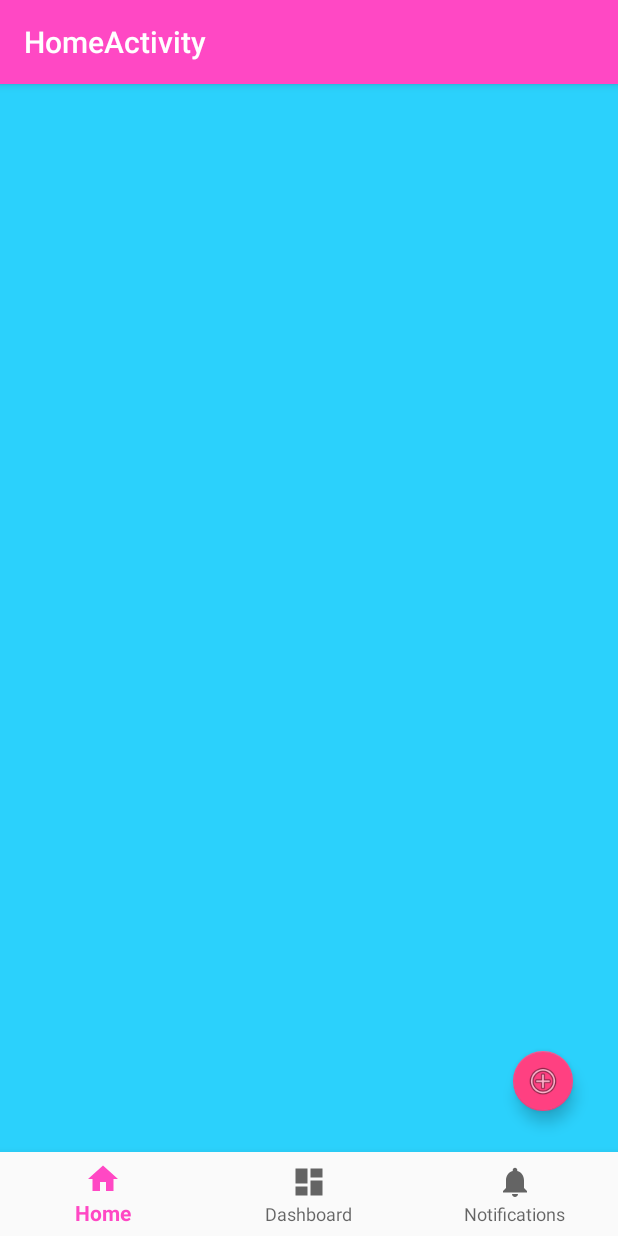
After one commit to paulocalado/Splitt, an Android app: the PeopleFragment screen opened directly, with no data from a screen before it, on a phone screen of 412 x 824 dp. The commit adds this screen. Run offline under Robolectric (Android 15) with nearby library versions, the phone set to English and light mode, and no system bars.

Commit message:
Criando fragment que tera lista de pessoas da mesa

```diff
--- a/app/build.gradle
+++ b/app/build.gradle
@@ -43,6 +43,7 @@ dependencies {
     compile 'pl.droidsonroids.gif:android-gif-drawable:1.2.+'
     compile 'com.android.support:design:26.+'
     compile 'com.android.support:support-vector-drawable:26.+'
+    compile 'com.android.support:support-v4:26.+'
     testCompile 'junit:junit:4.12'
 }
 
--- a/app/src/main/java/com/codgin/paulocalado/splitt/Activity/HomeActivity.java
+++ b/app/src/main/java/com/codgin/paulocalado/splitt/Activity/HomeActivity.java
@@ -8,12 +8,13 @@ import android.support.v7.app.AppCompatActivity;
 import android.view.MenuItem;
 import android.widget.TextView;
 
+import com.codgin.paulocalado.splitt.Fragments.PeopleFragment;
 import com.codgin.paulocalado.splitt.Model.Table;
 import com.codgin.paulocalado.splitt.R;
 
 public class HomeActivity extends AppCompatActivity {
     public Table table;
-    private TextView mTextMessage;
+    public Bundle bundle = new Bundle();
 
     private BottomNavigationView.OnNavigationItemSelectedListener mOnNavigationItemSelectedListener
             = new BottomNavigationView.OnNavigationItemSelectedListener() {
@@ -22,13 +23,19 @@ public class HomeActivity extends AppCompatActivity {
         public boolean onNavigationItemSelected(@NonNull MenuItem item) {
             switch (item.getItemId()) {
                 case R.id.navigation_home:
-                    mTextMessage.setText(table.getQtPeople()+table.getNameTable());
+                    PeopleFragment peopleFragment = new PeopleFragment();
+                    bundle.putSerializable("table", table);
+                    peopleFragment.setArguments(bundle);
+                    getSupportFragmentManager()
+                            .beginTransaction()
+                            .replace(R.id.content, peopleFragment, "peopleFragment")
+                            .addToBackStack(null)
+                            .commit();
                     return true;
                 case R.id.navigation_dashboard:
-                    mTextMessage.setText(R.string.title_dashboard);
+
                     return true;
                 case R.id.navigation_notifications:
-                    mTextMessage.setText(R.string.title_notifications);
                     return true;
             }
             return false;
@@ -44,9 +51,24 @@ public class HomeActivity extends AppCompatActivity {
         Intent intentTable = getIntent();
         table = (Table) intentTable.getSerializableExtra("table");
 
-        mTextMessage = (TextView) findViewById(R.id.message);
+        PeopleFragment peopleFragment = new PeopleFragment();
+        bundle.putSerializable("table", table);
+        peopleFragment.setArguments(bundle);
+        getSupportFragmentManager()
+                .beginTransaction()
+                .replace(R.id.content, peopleFragment, "peopleFragment")
+                .addToBackStack(null)
+                .commit();
+
         BottomNavigationView navigation = (BottomNavigationView) findViewById(R.id.navigation);
         navigation.setOnNavigationItemSelectedListener(mOnNavigationItemSelectedListener);
     }
 
+    @Override
+    public void onBackPressed()
+    {
+        finish();
+
+    }
+
 }
--- /dev/null
+++ b/app/src/main/java/com/codgin/paulocalado/splitt/Fragments/PeopleFragment.java
@@ -0,0 +1,104 @@
+package com.codgin.paulocalado.splitt.Fragments;
+
+import android.content.Context;
+import android.net.Uri;
+import android.os.Bundle;
+import android.support.v4.app.Fragment;
+import android.view.LayoutInflater;
+import android.view.View;
+import android.view.ViewGroup;
+
+import com.codgin.paulocalado.splitt.R;
+
+/**
+ * A simple {@link Fragment} subclass.
+ * Activities that contain this fragment must implement the
+ * {@link PeopleFragment.OnFragmentInteractionListener} interface
+ * to handle interaction events.
+ * Use the {@link PeopleFragment#newInstance} factory method to
+ * create an instance of this fragment.
+ */
+public class PeopleFragment extends Fragment {
+    // TODO: Rename parameter arguments, choose names that match
+    // the fragment initialization parameters, e.g. ARG_ITEM_NUMBER
+    private static final String ARG_PARAM1 = "param1";
+    private static final String ARG_PARAM2 = "param2";
+
+    // TODO: Rename and change types of parameters
+    private String mParam1;
+    private String mParam2;
+
+    private OnFragmentInteractionListener mListener;
+
+    public PeopleFragment() {
+        // Required empty public constructor
+    }
+
+    /**
+     * Use this factory method to create a new instance of
+     * this fragment using the provided parameters.
+     *
+     * @param param1 Parameter 1.
+     * @param param2 Parameter 2.
+     * @return A new instance of fragment PeopleFragment.
+     */
+    // TODO: Rename and change types and number of parameters
+    public static PeopleFragment newInstance(String param1, String param2) {
+        PeopleFragment fragment = new PeopleFragment();
+        Bundle args = new Bundle();
+        args.putString(ARG_PARAM1, param1);
+        args.putString(ARG_PARAM2, param2);
+        fragment.setArguments(args);
+        return fragment;
+    }
+
+    @Override
+    public void onCreate(Bundle savedInstanceState) {
+        super.onCreate(savedInstanceState);
+        if (getArguments() != null) {
+            mParam1 = getArguments().getString(ARG_PARAM1);
+            mParam2 = getArguments().getString(ARG_PARAM2);
+        }
+    }
+
+    @Override
+    public View onCreateView(LayoutInflater inflater, ViewGroup container,
+                             Bundle savedInstanceState) {
+        // Inflate the layout for this fragment
+        return inflater.inflate(R.layout.fragment_people, container, false);
+    }
+
+    // TODO: Rename method, update argument and hook method into UI event
+    public void onButtonPressed(Uri uri) {
+        if (mListener != null) {
+            mListener.onFragmentInteraction(uri);
+        }
+    }
+
+    @Override
+    public void onAttach(Context context) {
+        super.onAttach(context);
+
+    }
+
+    @Override
+    public void onDetach() {
+        super.onDetach();
+        mListener = null;
+    }
+
+    /**
+     * This interface must be implemented by activities that contain this
+     * fragment to allow an interaction in this fragment to be communicated
+     * to the activity and potentially other fragments contained in that
+     * activity.
+     * <p>
+     * See the Android Training lesson <a href=
+     * "http://developer.android.com/training/basics/fragments/communicating.html"
+     * >Communicating with Other Fragments</a> for more information.
+     */
+    public interface OnFragmentInteractionListener {
+        // TODO: Update argument type and name
+        void onFragmentInteraction(Uri uri);
+    }
+}
--- /dev/null
+++ b/app/src/main/res/layout/fragment_people.xml
@@ -0,0 +1,32 @@
+<RelativeLayout xmlns:android="http://schemas.android.com/apk/res/android"
+    xmlns:app="http://schemas.android.com/apk/res-auto"
+    xmlns:tools="http://schemas.android.com/tools"
+    android:background="#2bd1fc"
+    android:layout_width="match_parent"
+    android:layout_height="match_parent"
+    tools:context="com.codgin.paulocalado.splitt.Fragments.PeopleFragment">
+
+    <!-- TODO: Update blank fragment layout -->
+
+    <android.support.design.widget.FloatingActionButton
+        android:id="@+id/floatingActionButton"
+        android:layout_width="wrap_content"
+        android:layout_height="wrap_content"
+        android:layout_alignParentBottom="true"
+        android:layout_alignParentEnd="true"
+        android:layout_alignParentRight="true"
+        android:layout_marginBottom="27dp"
+        android:layout_marginEnd="30dp"
+        android:layout_marginRight="30dp"
+        android:clickable="true"
+        app:fabSize="mini"
+        app:srcCompat="@android:drawable/ic_menu_add" />
+
+    <android.support.v7.widget.RecyclerView
+        android:layout_width="match_parent"
+        android:layout_height="match_parent"
+        android:layout_alignParentTop="true"
+        android:layout_alignParentLeft="true"
+        android:layout_alignParentStart="true"
+        android:layout_above="@+id/floatingActionButton" />
+</RelativeLayout>
--- a/app/src/main/res/values/strings.xml
+++ b/app/src/main/res/values/strings.xml
@@ -14,4 +14,7 @@
     <string name="title_home">Home</string>
     <string name="title_dashboard">Dashboard</string>
     <string name="title_notifications">Notifications</string>
+
+    <!-- TODO: Remove or change this placeholder text -->
+    <string name="hello_blank_fragment">Hello blank fragment</string>
 </resources>
```
